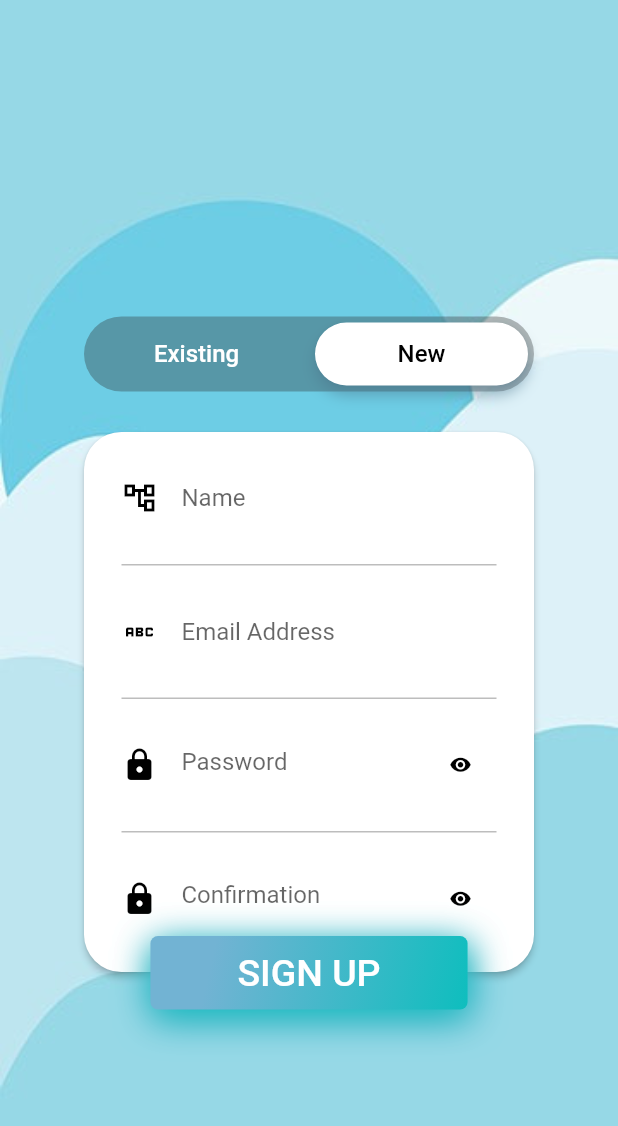
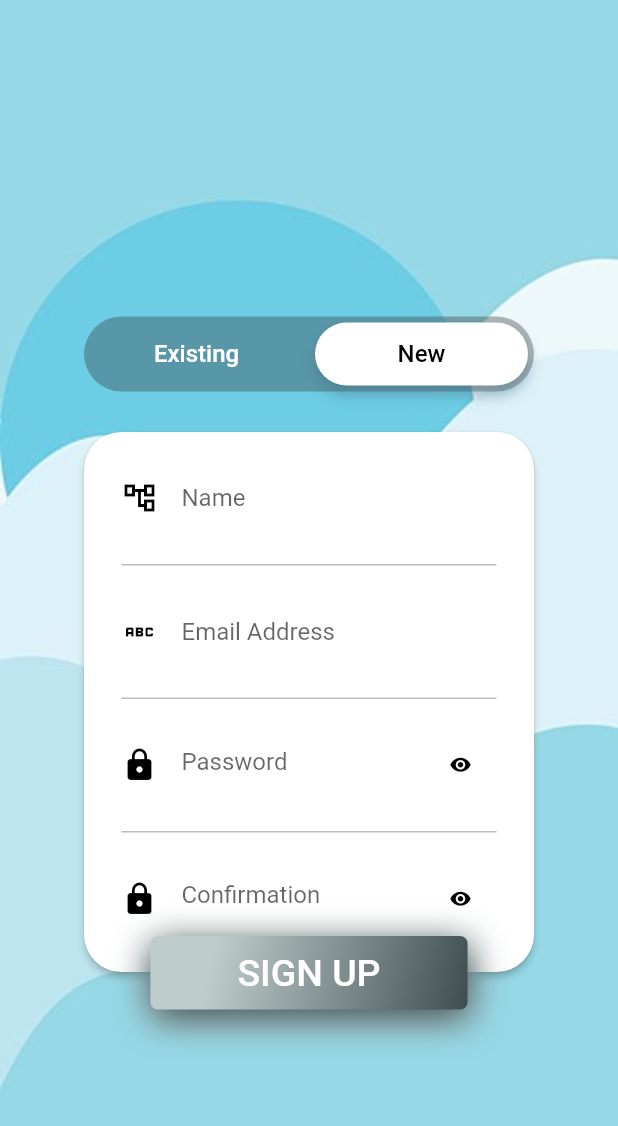
Before and after one commit to Rudy-Bug/ChatX, a Flutter app: the screen it shows after launch, after a tap on "New", after a tap on "SIGN UP", on a phone screen of 412 x 824 dp. Shown: the top 1126 px of the screen. Run offline on Flutter 3.47's test engine with Material 2 defaults, Android fonts, the phone set to English and light mode, and no system bars; our stand-ins replace bloc, dio, equatable, flutter_bloc, fluttertoast, formz and 2 more; missing offline and left inert: dart:ffi; Roboto replaces fonts that are missing (WorkSansBold).

Commit message:
upload bloc login registering
done bloc and UI registering

```diff
--- a/chatting/lib/data/repository/userRepoImplement.dart
+++ b/chatting/lib/data/repository/userRepoImplement.dart
@@ -11,6 +11,7 @@ class UserService extends UserRepositories{
   Future<ReponseModel> signIn(String email, String password) async {
       final reponse = await _service.getUser(email: email, password: password);
          await  Future.delayed(const Duration(seconds: 1) ,  (){
+          print("Into await future state userRepoimplement") ;
       } );
       return reponse  ;
   }
@@ -23,7 +24,6 @@ class UserService extends UserRepositories{
   @override
   Future<ReponseModel> registeringUser(User user) async {
     final reponse = await _service.registerAccount(user:user) ;
-      await Future.delayed(const Duration(microseconds: 500));
       return reponse ;
   }
 
--- a/chatting/lib/presentation/modules/forgotPassPage/blocs/forgotPasswordEvent.dart
+++ b/chatting/lib/presentation/modules/forgotPassPage/blocs/forgotPasswordEvent.dart
@@ -0,0 +1,38 @@
+import 'package:equatable/equatable.dart';
+
+abstract class ForgotPasswordEvent extends Equatable{
+  @override
+  List<Object?> get props => [];
+}
+
+class OnInputYourName extends ForgotPasswordEvent {
+  OnInputYourName({required this.name}) ;
+  final String name ;
+  @override
+  List<Object?> get props => [name];
+}
+
+class OnInputYourEmail extends ForgotPasswordEvent {
+  OnInputYourEmail({required this.email}) ;
+
+   final String email ;
+   @override
+  List<Object?> get props => [email];
+}
+
+class OnInputPassword extends ForgotPasswordEvent{
+    OnInputPassword({required this.password}) ;
+
+   final String password ;
+   @override
+  List<Object?> get props => [password];
+}
+
+
+class OnInputPasswordConfirm extends ForgotPasswordEvent{
+    OnInputPasswordConfirm({required this.passwordConfirm}) ;
+
+   final String passwordConfirm ;
+   @override
+  List<Object?> get props => [passwordConfirm];
+}
--- a/chatting/lib/presentation/modules/forgotPassPage/blocs/forgotPasswordState.dart
+++ b/chatting/lib/presentation/modules/forgotPassPage/blocs/forgotPasswordState.dart
@@ -10,8 +10,6 @@ class ForgotPasswordState extends Equatable{
     this.status = FormzSubmissionStatus.initial,
     this.isValid = false,
   }) ;
-
-
     final String mess;
   final String account; // username!
   final String number;
@@ -19,7 +17,6 @@ class ForgotPasswordState extends Equatable{
   final bool isValid;
 
   @override
-  // TODO: implement props
   List<Object?> get props => [];
 
 
--- a/chatting/lib/presentation/modules/loginPage/blocs/loginBloc.dart
+++ b/chatting/lib/presentation/modules/loginPage/blocs/loginBloc.dart
@@ -57,9 +57,9 @@ class LoginBloc extends Bloc<LoginEvent, LoginState> {
     if (state.isValid) {
       emit(state.copyWith(status: FormzSubmissionStatus.inProgress));
       ReponseModel userDevice;
-
+      print("Into here on top User Device?");
        userDevice = await userService.signIn(event.cl1.text, event.cl2.text);
-
+        print("Goto under userDevice!") ;
       int value = userDevice.statusCode;
       print("Status code: ${value}");
       if (value == 200) {
--- a/chatting/lib/presentation/modules/loginPage/screen/signIn.dart
+++ b/chatting/lib/presentation/modules/loginPage/screen/signIn.dart
@@ -32,7 +32,7 @@ class _SignInState extends State<SignIn> {
   Widget build(BuildContext context) {
     return Container(
       padding: const EdgeInsets.only(top: 23.0),
-      child: Column(
+      child: ListView(
         children: [
           Stack(
             alignment: Alignment.topCenter,
--- a/chatting/lib/presentation/modules/loginPage/widgets/component_buttonLogin.dart
+++ b/chatting/lib/presentation/modules/loginPage/widgets/component_buttonLogin.dart
@@ -71,7 +71,6 @@ class ComponentButtonLogn extends StatelessWidget {
                         : const Text(
                             'LOGIN',
                             style: TextStyle(
-                              fontWeight: FontWeight.bold,
                               color: Colors.white,
                               fontSize: 25.0,
                             ),
--- a/chatting/lib/presentation/modules/loginScreen/blocs/loginProcessBloc.dart
+++ b/chatting/lib/presentation/modules/loginScreen/blocs/loginProcessBloc.dart
@@ -22,7 +22,7 @@ class LoginProcessBloc extends Bloc<LoginProcesEvent, ProcessLoginState> {
     _controllerStreamLoginProcess.cancel();
     return super.close();
   }
-
+  static late final PageController pageController ;
   Future<void> _onStatusChangedLoginProcess(
       StatusChangedLoginProcess event, Emitter<ProcessLoginState> emit) async {
           switch (event.status) {
--- a/chatting/lib/presentation/modules/loginScreen/blocs/loginProcessEvent.dart
+++ b/chatting/lib/presentation/modules/loginScreen/blocs/loginProcessEvent.dart
@@ -1,9 +1,10 @@
 import 'package:chatting/data/models/streamModel/loginProcess.dart';
+import 'package:flutter/material.dart';
 
 abstract class LoginProcesEvent {}
 
 class StatusChangedLoginProcess extends LoginProcesEvent {
-  StatusChangedLoginProcess(this.status);
+  StatusChangedLoginProcess( this.status );
   final ProcessLoginStatus status;
 }
 
--- a/chatting/lib/presentation/modules/loginScreen/screen/loginScreen.dart
+++ b/chatting/lib/presentation/modules/loginScreen/screen/loginScreen.dart
@@ -1,3 +1,5 @@
+import 'dart:ffi';
+
 import 'package:chatting/core/routes/routes.dart';
 import 'package:chatting/data/models/streamModel/authenticate.dart';
 import 'package:chatting/data/models/streamModel/loginProcess.dart';
@@ -7,6 +9,7 @@ import 'package:chatting/presentation/modules/loginScreen/blocs/loginProcessBloc
 import 'package:chatting/presentation/modules/loginScreen/blocs/loginProcessState.dart';
 import 'package:chatting/presentation/modules/loginScreen/widgets/backGroundWidget.dart';
 import 'package:chatting/presentation/modules/loginScreen/widgets/loginTemplateWidget.dart';
+import 'package:chatting/presentation/modules/registerPage/blocs/registeringBloc.dart';
 import 'package:flutter/material.dart';
 import 'package:flutter_bloc/flutter_bloc.dart';
 import 'package:get/get.dart';
@@ -62,6 +65,10 @@ class _LoginScreen extends State<LoginScreen> {
                     loginProcessBloc:
                         RepositoryProvider.of<ProcessLogin>(context));
               })),
+              BlocProvider(create: ((context) {
+                return RegisteringBloc(
+                    processLogin: RepositoryProvider.of<ProcessLogin>(context));
+              })),
             ],
             child: MaterialApp(
               builder: (context, child) {
@@ -69,15 +76,18 @@ class _LoginScreen extends State<LoginScreen> {
                   listener: (context, state) {
                     switch (state.status) {
                       case ProcessLoginStatus.login:
-
-                        print("into here login?");
-
+                        if (LoginProcessBloc.pageController != null) {
+                          LoginProcessBloc.pageController.animateToPage(0,
+                              duration: const Duration(milliseconds: 500),
+                              curve: Curves.decelerate);
+                        }
                         // Get.toNamed(Routes.loading) ;
                         break;
                       case ProcessLoginStatus.forgot:
                         break;
                       case ProcessLoginStatus.registering:
                         print("Into registing?");
+
                         break;
                       case ProcessLoginStatus.renewPass:
                         break;
--- a/chatting/lib/presentation/modules/loginScreen/widgets/loginTemplateWidget.dart
+++ b/chatting/lib/presentation/modules/loginScreen/widgets/loginTemplateWidget.dart
@@ -34,6 +34,7 @@ class _LoginTemPlate_Widget extends State<LoginTemPlate_Widget>
     context
         .read<LoginProcessBloc>()
         .add(StatusChangedLoginProcess(ProcessLoginStatus.login));
+    LoginProcessBloc.pageController =  _pageController ;
 
     super.initState();
   }
--- a/chatting/lib/presentation/modules/registerPage/blocs/registeringBloc.dart
+++ b/chatting/lib/presentation/modules/registerPage/blocs/registeringBloc.dart
@@ -2,10 +2,8 @@ import 'package:chatting/data/models/model.dart';
 import 'package:chatting/data/models/streamModel/loginProcess.dart';
 import 'package:chatting/data/repository/userRepoImplement.dart';
 import 'package:chatting/domain/entities/user.dart';
-import 'package:chatting/presentation/modules/forgotPassPage/blocs/forgotPasswordState.dart';
 import 'package:chatting/presentation/modules/registerPage/blocs/registeringEvent.dart';
 import 'package:chatting/presentation/modules/registerPage/blocs/registeringState.dart';
-import 'package:flutter/material.dart';
 import 'package:flutter_bloc/flutter_bloc.dart';
 import 'package:formz/formz.dart';
 
@@ -31,7 +29,7 @@ class RegisteringBloc extends Bloc<RegisteringEvent, RegisteringState> {
         isValid: (state.email == '' ||
                 state.password == '' ||
                 state.passwordConfirm == '' ||
-                state.name == ''
+                evet.name == ''
             ? false
             : true)));
   }
@@ -44,10 +42,10 @@ class RegisteringBloc extends Bloc<RegisteringEvent, RegisteringState> {
   void _onInputConfirmPassword(
       OnInputPasswordConfirm evet, Emitter<RegisteringState> emit) {
     emit(state.copyWith(
-        password: evet.passwordConfirm,
+        passwordConfirm: evet.passwordConfirm,
         isValid: (state.email == '' ||
                 state.password == '' ||
-                state.passwordConfirm == '' ||
+                evet.passwordConfirm == '' ||
                 state.name == ''
             ? false
             : true)));
@@ -56,7 +54,7 @@ class RegisteringBloc extends Bloc<RegisteringEvent, RegisteringState> {
   void _onInputEmail(OnInputEmail evet, Emitter<RegisteringState> emit) {
     emit(state.copyWith(
         email: evet.email,
-        isValid: (state.email == '' ||
+        isValid: (evet.email == '' ||
                 state.password == '' ||
                 state.passwordConfirm == '' ||
                 state.name == ''
@@ -68,7 +66,7 @@ class RegisteringBloc extends Bloc<RegisteringEvent, RegisteringState> {
     emit(state.copyWith(
         password: evet.password,
         isValid: (state.email == '' ||
-                state.password == '' ||
+                evet.password == '' ||
                 state.passwordConfirm == '' ||
                 state.name == ''
             ? false
@@ -80,18 +78,30 @@ class RegisteringBloc extends Bloc<RegisteringEvent, RegisteringState> {
     if (state.isValid) {
       emit(state.copyWith(status: FormzSubmissionStatus.inProgress));
       try {
+        if (state.password != state.passwordConfirm) {
+          emit(state.copyWith(
+              status: FormzSubmissionStatus.failure,
+              mess: "plss Confirm your password be target:v"));
+        } else {
+          if(state.status.isInProgress) print("Inprogress?") ;
           User userRegistering = User(
               name: state.name, password: state.password, email: state.email);
-        ReponseModel value = await userService.registeringUser(userRegistering);
+          late ReponseModel value;
+          await Future.delayed(const Duration(seconds: 2), () async {
+            value = await userService.registeringUser(userRegistering);
+          });
           if (value.statusCode == 200) {
+            event.removeText();
             emit(state.resetRegistering());
-          _processLogin.loginProcess() ;
+            _processLogin.loginProcess();
           } else {
             event.removeText();
             emit(state.copyWith(
                 status: FormzSubmissionStatus.failure, mess: value.message));
           }
+        }
       } catch (_) {
+        print("into here exception On Subbmited");
         emit(state.copyWith(status: FormzSubmissionStatus.failure));
       }
     }
--- a/chatting/lib/presentation/modules/registerPage/blocs/registeringState.dart
+++ b/chatting/lib/presentation/modules/registerPage/blocs/registeringState.dart
@@ -19,7 +19,7 @@ class RegisteringState extends Equatable {
   final String mess;
   final FormzSubmissionStatus status;
   @override
-  List<Object?> get props => [name, email, password, passwordConfirm];
+  List<Object?> get props => [name, email, password, passwordConfirm , status ];
 
   RegisteringState copyWith(
       {String? name,
--- a/chatting/lib/presentation/modules/registerPage/screen/signUp.dart
+++ b/chatting/lib/presentation/modules/registerPage/screen/signUp.dart
@@ -1,5 +1,10 @@
 import 'package:chatting/core/themes/constantColor.dart';
+import 'package:chatting/presentation/modules/registerPage/blocs/registeringBloc.dart';
+import 'package:chatting/presentation/modules/registerPage/blocs/registeringEvent.dart';
+import 'package:chatting/presentation/modules/registerPage/blocs/registeringState.dart';
 import 'package:flutter/material.dart';
+import 'package:flutter_bloc/flutter_bloc.dart';
+import 'package:formz/formz.dart';
 
 class SignUp extends StatefulWidget {
   const SignUp({super.key});
@@ -20,7 +25,8 @@ class _SignUpState extends State<SignUp> {
   TextEditingController signupEmailController = TextEditingController();
   TextEditingController signupNameController = TextEditingController();
   TextEditingController signupPasswordController = TextEditingController();
-  TextEditingController signupConfirmPasswordController = TextEditingController();
+  TextEditingController signupConfirmPasswordController =
+      TextEditingController();
 
   @override
   void dispose() {
@@ -35,7 +41,7 @@ class _SignUpState extends State<SignUp> {
   Widget build(BuildContext context) {
     return Container(
       padding: const EdgeInsets.only(top: 23.0),
-      child: Column(
+      child: ListView(
         children: <Widget>[
           Stack(
             alignment: Alignment.topCenter,
@@ -54,7 +60,14 @@ class _SignUpState extends State<SignUp> {
                       Padding(
                           padding: const EdgeInsets.only(
                               top: 20.0, bottom: 20.0, left: 25.0, right: 25.0),
-                        child: TextField(
+                          child: BlocBuilder<RegisteringBloc, RegisteringState>(
+                            builder: (context, state) {
+                              return TextField(
+                                onChanged: (name) {
+                                  context
+                                      .read<RegisteringBloc>()
+                                      .add(OnInputName(name: name));
+                                },
                                 focusNode: focusNodeName,
                                 controller: signupNameController,
                                 keyboardType: TextInputType.text,
@@ -74,8 +87,9 @@ class _SignUpState extends State<SignUp> {
                                 onSubmitted: (_) {
                                   focusNodeEmail.requestFocus();
                                 },
-                        ),
-                      ),
+                              );
+                            },
+                          )),
                       Container(
                         width: 250.0,
                         height: 1.0,
@@ -84,7 +98,12 @@ class _SignUpState extends State<SignUp> {
                       Padding(
                           padding: const EdgeInsets.only(
                               top: 20.0, bottom: 20.0, left: 25.0, right: 25.0),
-                        child: TextField(
+                          child: BlocBuilder<RegisteringBloc, RegisteringState>(
+                            builder: (context, state) {
+                              return TextField(
+                                onChanged: (email) => context
+                                    .read<RegisteringBloc>()
+                                    .add(OnInputEmail(email: email)),
                                 focusNode: focusNodeEmail,
                                 controller: signupEmailController,
                                 keyboardType: TextInputType.emailAddress,
@@ -103,8 +122,9 @@ class _SignUpState extends State<SignUp> {
                                 onSubmitted: (_) {
                                   focusNodePassword.requestFocus();
                                 },
-                        ),
-                      ),
+                              );
+                            },
+                          )),
                       Container(
                         width: 250.0,
                         height: 1.0,
@@ -113,7 +133,14 @@ class _SignUpState extends State<SignUp> {
                       Padding(
                           padding: const EdgeInsets.only(
                               top: 20.0, bottom: 20.0, left: 25.0, right: 25.0),
-                        child: TextField(
+                          child: BlocBuilder<RegisteringBloc, RegisteringState>(
+                            builder: (context, state) {
+                              return TextField(
+                                onChanged: (password) {
+                                  context
+                                      .read<RegisteringBloc>()
+                                      .add(OnInputPassword(password: password));
+                                },
                                 focusNode: focusNodePassword,
                                 controller: signupPasswordController,
                                 obscureText: _obscureTextPassword,
@@ -129,9 +156,7 @@ class _SignUpState extends State<SignUp> {
                                   hintText: 'Password',
                                   hintStyle: const TextStyle(fontSize: 16.0),
                                   suffixIcon: GestureDetector(
-                              onTap:() {
-
-                              },
+                                    onTap: () {},
                                     child: Icon(
                                       _obscureTextPassword
                                           ? Icons.remove_red_eye
@@ -144,8 +169,9 @@ class _SignUpState extends State<SignUp> {
                                 onSubmitted: (_) {
                                   focusNodeConfirmPassword.requestFocus();
                                 },
-                        ),
-                      ),
+                              );
+                            },
+                          )),
                       Container(
                         width: 250.0,
                         height: 1.0,
@@ -154,7 +180,14 @@ class _SignUpState extends State<SignUp> {
                       Padding(
                           padding: const EdgeInsets.only(
                               top: 20.0, bottom: 20.0, left: 25.0, right: 25.0),
-                        child: TextField(
+                          child: BlocBuilder<RegisteringBloc, RegisteringState>(
+                            builder: (context, state) {
+                              return TextField(
+                                onChanged: (value) {
+                                  return context.read<RegisteringBloc>().add(
+                                      OnInputPasswordConfirm(
+                                          passwordConfirm: value));
+                                },
                                 focusNode: focusNodeConfirmPassword,
                                 controller: signupConfirmPasswordController,
                                 obscureText: _obscureTextConfirmPassword,
@@ -170,9 +203,7 @@ class _SignUpState extends State<SignUp> {
                                   hintText: 'Confirmation',
                                   hintStyle: const TextStyle(fontSize: 16.0),
                                   suffixIcon: GestureDetector(
-                              onTap:() {
-
-                              },
+                                    onTap: () {},
                                     child: Icon(
                                       _obscureTextConfirmPassword
                                           ? Icons.remove_red_eye
@@ -186,46 +217,61 @@ class _SignUpState extends State<SignUp> {
                                   _toggleSignUpButton();
                                 },
                                 textInputAction: TextInputAction.go,
-                        ),
-                      ),
+                              );
+                            },
+                          )),
                     ],
                   ),
                 ),
               ),
-              Container(
+              BlocBuilder<RegisteringBloc, RegisteringState>(
+                builder: (context, state) {
+                  return Container(
                     margin: const EdgeInsets.only(top: 340.0),
-                decoration: const BoxDecoration(
-                  borderRadius: BorderRadius.all(Radius.circular(5.0)),
+                    decoration: BoxDecoration(
+                      borderRadius:
+                          const BorderRadius.all(Radius.circular(5.0)),
                       boxShadow: <BoxShadow>[
                         BoxShadow(
-                      color: AppColors.blueLight_01,
-                      offset: Offset(1.0, 6.0),
+                          color: state.isValid
+                              ? AppColors.blueLight_01
+                              : AppColors.grey_001,
+                          offset: const Offset(1.0, 6.0),
                           blurRadius: 20.0,
                         ),
                         BoxShadow(
-                      color: AppColors.whiteMint_21,
-                      offset: Offset(1.0, 6.0),
+                          color: state.isValid
+                              ? AppColors.whiteMint_21
+                              : AppColors.grey_002,
+                          offset: const Offset(1.0, 6.0),
                           blurRadius: 20.0,
                         ),
                       ],
                       gradient: LinearGradient(
-                      colors: <Color>[
+                          colors: state.isValid
+                              ? <Color>[
                                   AppColors.blueLight_01,
                                   AppColors.whiteMint_21
-                      ],
-                      begin: FractionalOffset(0.2, 0.2),
-                      end: FractionalOffset(1.0, 1.0),
-                      stops: <double>[0.0, 1.0],
+                                ]
+                              : <Color>[AppColors.grey_001, AppColors.grey_002],
+                          begin: const FractionalOffset(0.2, 0.2),
+                          end: const FractionalOffset(1.0, 1.0),
+                          stops: const <double>[0.0, 1.0],
                           tileMode: TileMode.clamp),
                     ),
                     child: MaterialButton(
                         highlightColor: Colors.transparent,
                         splashColor: AppColors.whiteMint_21,
                         //shape: RoundedRectangleBorder(borderRadius: BorderRadius.all(Radius.circular(5.0))),
-                  child: const Padding(
-                    padding:
-                        EdgeInsets.symmetric(vertical: 10.0, horizontal: 42.0),
-                    child: Text(
+                        child: Padding(
+                          padding: const EdgeInsets.symmetric(
+                              vertical: 10.0, horizontal: 42.0),
+                          child: state.status.isInProgress
+                              ? const CircularProgressIndicator(
+                                  strokeWidth: 4,
+                                  color: AppColors.white,
+                                )
+                              : const Text(
                                   'SIGN UP',
                                   style: TextStyle(
                                       color: Colors.white,
@@ -233,9 +279,17 @@ class _SignUpState extends State<SignUp> {
                                       fontFamily: 'WorkSansBold'),
                                 ),
                         ),
-                  onPressed: () => _toggleSignUpButton(),
+                        onPressed: () {
+                          context.read<RegisteringBloc>().add(
+                              OnSubmittedRegistering(
+                                  tcName: signupNameController,
+                                  tcEmailAddress: signupEmailController,
+                                  tcPassword: signupPasswordController,
+                                  tcConfirm: signupConfirmPasswordController));
+                        }),
+                  );
+                },
               ),
-              )
             ],
           ),
         ],
@@ -246,8 +300,4 @@ class _SignUpState extends State<SignUp> {
   void _toggleSignUpButton() {
     // CustomSnackBar(context, const Text('SignUp button pressed'));
   }
-
-
-
-
 }
```
Also changed, not shown: chatting/lib/core/service/connectDatabase.dart (+11 -2 lines). Lines whose indentation alone changed are shown as unchanged.
